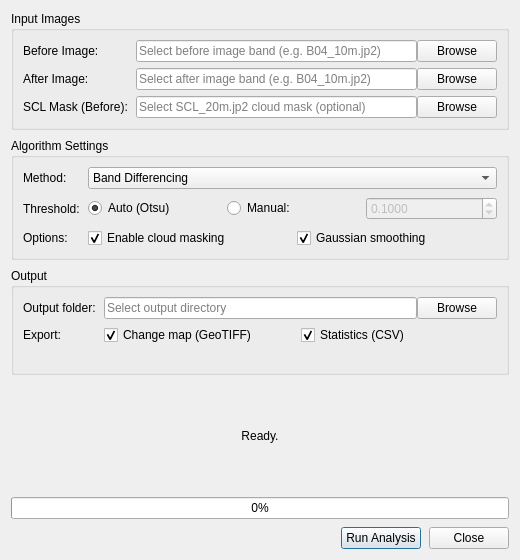
Before: the Qt Designer form land_change_detector_dialog_base.ui in Radhoine-Amara/LandChangeDetector, drawn with Qt 5.
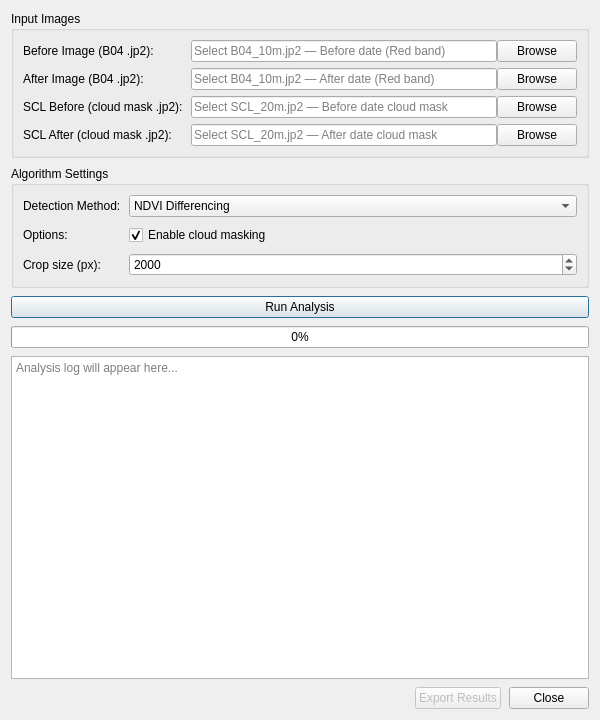
After: the same form once the commit is applied.

Commit message: feat: complete plugin UI, fix paths, update final summary

```diff
--- a/land_change_detector_dialog_base.ui
+++ b/land_change_detector_dialog_base.ui
@@ -6,14 +6,14 @@
    <rect>
     <x>0</x>
     <y>0</y>
-    <width>520</width>
-    <height>560</height>
+    <width>600</width>
+    <height>720</height>
    </rect>
   </property>
   <property name="minimumSize">
    <size>
-    <width>520</width>
-    <height>560</height>
+    <width>560</width>
+    <height>680</height>
    </size>
   </property>
   <property name="windowTitle">
@@ -42,7 +42,7 @@
       <!-- Before Image -->
       <item row="0" column="0">
        <widget class="QLabel" name="labelBefore">
-        <property name="text"><string>Before Image:</string></property>
+        <property name="text"><string>Before Image (B04 .jp2):</string></property>
        </widget>
       </item>
       <item row="0" column="1">
@@ -50,10 +50,7 @@
         <item>
          <widget class="QLineEdit" name="lineEditBefore">
           <property name="placeholderText">
-           <string>Select before image band (e.g. B04_10m.jp2)</string>
-          </property>
-          <property name="toolTip">
-           <string>Select the Red band (B04_10m.jp2) of the BEFORE Sentinel-2 image</string>
+           <string>Select B04_10m.jp2 — Before date (Red band)</string>
           </property>
          </widget>
         </item>
@@ -70,7 +67,7 @@
       <!-- After Image -->
       <item row="1" column="0">
        <widget class="QLabel" name="labelAfter">
-        <property name="text"><string>After Image:</string></property>
+        <property name="text"><string>After Image (B04 .jp2):</string></property>
        </widget>
       </item>
       <item row="1" column="1">
@@ -78,10 +75,7 @@
         <item>
          <widget class="QLineEdit" name="lineEditAfter">
           <property name="placeholderText">
-           <string>Select after image band (e.g. B04_10m.jp2)</string>
-          </property>
-          <property name="toolTip">
-           <string>Select the Red band (B04_10m.jp2) of the AFTER Sentinel-2 image</string>
+           <string>Select B04_10m.jp2 — After date (Red band)</string>
           </property>
          </widget>
         </item>
@@ -96,8 +90,8 @@
 
       <!-- SCL Mask -->
       <item row="2" column="0">
-       <widget class="QLabel" name="labelSCL">
-        <property name="text"><string>SCL Mask (Before):</string></property>
+       <widget class="QLabel" name="labelSCLBefore">
+        <property name="text"><string>SCL Before (cloud mask .jp2):</string></property>
        </widget>
       </item>
       <item row="2" column="1">
@@ -105,15 +99,36 @@
         <item>
          <widget class="QLineEdit" name="lineEditSCL">
           <property name="placeholderText">
-           <string>Select SCL_20m.jp2 cloud mask (optional)</string>
+           <string>Select SCL_20m.jp2 — Before date cloud mask</string>
           </property>
-          <property name="toolTip">
-           <string>Scene Classification Layer for cloud masking (20m resolution)</string>
+         </widget>
+        </item>
+        <item>
+         <widget class="QPushButton" name="btnBrowseSCLBefore">
+          <property name="text"><string>Browse</string></property>
+          <property name="maximumWidth"><number>70</number></property>
+         </widget>
+        </item>
+       </layout>
+      </item>
+
+      <!-- SCL After -->
+      <item row="3" column="0">
+       <widget class="QLabel" name="labelSCLAfter">
+        <property name="text"><string>SCL After (cloud mask .jp2):</string></property>
+       </widget>
+      </item>
+      <item row="3" column="1">
+       <layout class="QHBoxLayout">
+        <item>
+         <widget class="QLineEdit" name="lineEditSCLAfter">
+          <property name="placeholderText">
+           <string>Select SCL_20m.jp2 — After date cloud mask</string>
           </property>
          </widget>
         </item>
         <item>
-         <widget class="QPushButton" name="btnBrowseSCL">
+         <widget class="QPushButton" name="btnBrowseSCLAfter">
           <property name="text"><string>Browse</string></property>
           <property name="maximumWidth"><number>70</number></property>
          </widget>
@@ -141,15 +156,11 @@
       <!-- Method -->
       <item row="0" column="0">
        <widget class="QLabel" name="labelMethod">
-        <property name="text"><string>Method:</string></property>
+        <property name="text"><string>Detection Method:</string></property>
        </widget>
       </item>
       <item row="0" column="1">
        <widget class="QComboBox" name="comboMethod">
-        <property name="toolTip">
-         <string>Select the change detection algorithm to run</string>
-        </property>
-        <item><property name="text"><string>Band Differencing</string></property></item>
         <item><property name="text"><string>NDVI Differencing</string></property></item>
         <item><property name="text"><string>Change Vector Analysis (CVA)</string></property></item>
         <item><property name="text"><string>Random Forest (Post-Classification)</string></property></item>
@@ -158,167 +169,54 @@
 
       <!-- Threshold -->
       <item row="1" column="0">
-       <widget class="QLabel" name="labelThreshold">
-        <property name="text"><string>Threshold:</string></property>
-       </widget>
-      </item>
-      <item row="1" column="1">
-       <layout class="QHBoxLayout">
-        <item>
-         <widget class="QRadioButton" name="radioThresholdAuto">
-          <property name="text"><string>Auto (Otsu)</string></property>
-          <property name="checked"><bool>true</bool></property>
-          <property name="toolTip">
-           <string>Automatically compute optimal threshold using Otsu's method</string>
-          </property>
-         </widget>
-        </item>
-        <item>
-         <widget class="QRadioButton" name="radioThresholdManual">
-          <property name="text"><string>Manual:</string></property>
-          <property name="toolTip">
-           <string>Enter a manual threshold value</string>
-          </property>
-         </widget>
-        </item>
-        <item>
-         <widget class="QDoubleSpinBox" name="spinThreshold">
-          <property name="enabled"><bool>false</bool></property>
-          <property name="toolTip"><string>Manual threshold value</string></property>
-          <property name="minimum"><double>0.000000</double></property>
-          <property name="maximum"><double>99999.000000</double></property>
-          <property name="singleStep"><double>0.010000</double></property>
-               <property name="decimals"><number>4</number></property>
-          <property name="value"><double>0.1000</double></property>
-         </widget>
-        </item>
-       </layout>
-      </item>
-
-      <!-- Checkboxes row -->
-      <item row="2" column="0">
        <widget class="QLabel" name="labelOptions">
         <property name="text"><string>Options:</string></property>
        </widget>
       </item>
-      <item row="2" column="1">
-       <layout class="QHBoxLayout">
-        <item>
-         <widget class="QCheckBox" name="checkCloudMask">
-          <property name="text"><string>Enable cloud masking</string></property>
-          <property name="checked"><bool>true</bool></property>
-          <property name="toolTip">
-           <string>Apply SCL-based cloud mask before running the algorithm</string>
-          </property>
-         </widget>
-        </item>
-        <item>
-         <widget class="QCheckBox" name="checkSmooth">
-          <property name="text"><string>Gaussian smoothing</string></property>
-          <property name="checked"><bool>true</bool></property>
-          <property name="toolTip">
-           <string>Apply Gaussian filter (sigma=1) to reduce salt-and-pepper noise</string>
-          </property>
-         </widget>
-        </item>
-       </layout>
-      </item>
-
-     </layout>
-    </widget>
-   </item>
-
-   <!-- ══════════════════════════════════════════════════
-        SECTION 3 — Output Settings
-   ══════════════════════════════════════════════════ -->
-   <item>
-    <widget class="QGroupBox" name="groupOutput">
-     <property name="title"><string>Output</string></property>
-     <layout class="QFormLayout" name="formOutput">
-      <property name="horizontalSpacing"><number>8</number></property>
-      <property name="verticalSpacing"><number>6</number></property>
-      <property name="contentsMargins">
-       <number>10</number><number>10</number><number>10</number><number>10</number>
-      </property>
-
-      <!-- Output path -->
-      <item row="0" column="0">
-       <widget class="QLabel" name="labelOutputPath">
-        <property name="text"><string>Output folder:</string></property>
-       </widget>
-      </item>
-      <item row="0" column="1">
-       <layout class="QHBoxLayout">
-        <item>
-         <widget class="QLineEdit" name="lineEditOutput">
-          <property name="placeholderText">
-           <string>Select output directory</string>
-          </property>
-          <property name="toolTip">
-           <string>Directory where results (GeoTIFF, CSV) will be saved</string>
-          </property>
-         </widget>
-        </item>
-        <item>
-         <widget class="QPushButton" name="btnBrowseOutput">
-          <property name="text"><string>Browse</string></property>
-          <property name="maximumWidth"><number>70</number></property>
-         </widget>
-        </item>
-       </layout>
-      </item>
-
-      <!-- Export checkboxes -->
-      <item row="1" column="0">
-       <widget class="QLabel" name="labelExport">
-        <property name="text"><string>Export:</string></property>
-       </widget>
-      </item>
       <item row="1" column="1">
-       <layout class="QHBoxLayout">
-        <item>
-         <widget class="QCheckBox" name="checkExportGeoTIFF">
-          <property name="text"><string>Change map (GeoTIFF)</string></property>
-          <property name="checked"><bool>true</bool></property>
-          <property name="toolTip">
-           <string>Save the change mask as a georeferenced GeoTIFF and add to QGIS canvas</string>
-          </property>
-         </widget>
-        </item>
-        <item>
-         <widget class="QCheckBox" name="checkExportCSV">
-          <property name="text"><string>Statistics (CSV)</string></property>
-          <property name="checked"><bool>true</bool></property>
-          <property name="toolTip">
-           <string>Export change statistics table as CSV</string>
-          </property>
-         </widget>
-        </item>
-       </layout>
+       <widget class="QCheckBox" name="checkCloudMask">
+        <property name="text"><string>Enable cloud masking</string></property>
+        <property name="checked"><bool>true</bool></property>
+        <property name="toolTip">
+         <string>Apply SCL-based cloud mask before running the algorithm</string>
+        </property>
+       </widget>
+      </item>
+
+      <!-- Crop size -->
+      <item row="2" column="0">
+       <widget class="QLabel" name="labelCropSize">
+        <property name="text"><string>Crop size (px):</string></property>
+       </widget>
+      </item>
+      <item row="2" column="1">
+       <widget class="QSpinBox" name="spinCropSize">
+        <property name="minimum"><number>500</number></property>
+        <property name="maximum"><number>10980</number></property>
+        <property name="value"><number>2000</number></property>
+        <property name="singleStep"><number>500</number></property>
+        <property name="toolTip">
+         <string>Width and height of the crop window in pixels (10m resolution). Max = full tile (10980 px).</string>
+        </property>
+       </widget>
       </item>
 
      </layout>
     </widget>
    </item>
 
-   <!-- ══════════════════════════════════════════════════
-        SECTION 4 — Status Label
-   ══════════════════════════════════════════════════ -->
+   <!-- ══════════════════════════════
+        RUN BUTTON + PROGRESS
+   ══════════════════════════════ -->
    <item>
-    <widget class="QLabel" name="labelStatus">
-     <property name="text"><string>Ready.</string></property>
-     <property name="alignment">
-      <set>Qt::AlignHCenter|Qt::AlignVCenter</set>
-     </property>
-     <property name="toolTip">
-      <string>Current processing status</string>
-     </property>
+    <widget class="QPushButton" name="btnRun">
+     <property name="text"><string>Run Analysis</string></property>
+     <property name="minimumHeight"><number>36</number></property>
+     <property name="toolTip"><string>Start the selected change detection algorithm</string></property>
+     <property name="default"><bool>true</bool></property>
     </widget>
    </item>
 
-   <!-- ══════════════════════════════════════════════════
-        SECTION 5 — Progress Bar
-   ══════════════════════════════════════════════════ -->
    <item>
     <widget class="QProgressBar" name="progressBar">
      <property name="value"><number>0</number></property>
@@ -328,9 +226,23 @@
     </widget>
    </item>
 
-   <!-- ══════════════════════════════════════════════════
-        SECTION 6 — Run / Close buttons
-   ══════════════════════════════════════════════════ -->
+   <!-- ══════════════════════════════
+        LOG OUTPUT
+   ══════════════════════════════ -->
+   <item>
+    <widget class="QTextEdit" name="textLog">
+     <property name="readOnly"><bool>true</bool></property>
+     <property name="minimumHeight"><number>120</number></property>
+     <property name="placeholderText">
+      <string>Analysis log will appear here...</string>
+     </property>
+     <property name="toolTip"><string>Processing log output</string></property>
+    </widget>
+   </item>
+
+   <!-- ══════════════════════════════
+        ACTION BUTTONS
+   ══════════════════════════════ -->
    <item>
     <layout class="QHBoxLayout" name="layoutButtons">
      <item>
@@ -342,11 +254,11 @@
       </spacer>
      </item>
      <item>
-      <widget class="QPushButton" name="btnRun">
-       <property name="text"><string>Run Analysis</string></property>
+      <widget class="QPushButton" name="btnExport">
+       <property name="text"><string>Export Results</string></property>
+       <property name="enabled"><bool>false</bool></property>
        <property name="minimumWidth"><number>120</number></property>
-       <property name="toolTip"><string>Start the selected change detection algorithm</string></property>
-       <property name="default"><bool>true</bool></property>
+       <property name="toolTip"><string>Export GeoTIFF and statistics CSV (available after analysis)</string></property>
       </widget>
      </item>
      <item>
```
Left out of the diff: 40 changed lines with no effect on the pictures. The commit also changes 7 other files.
